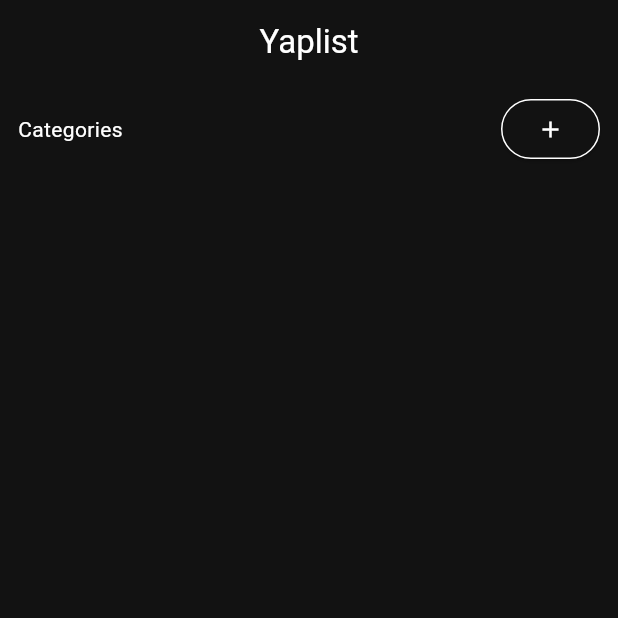
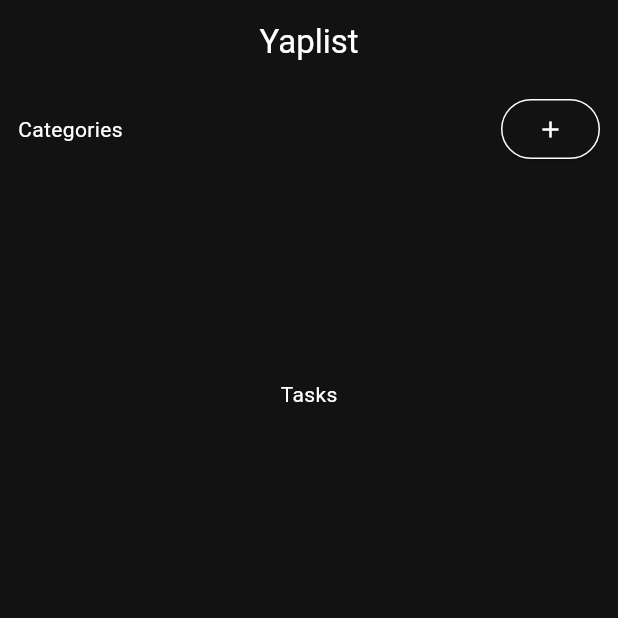
Before and after one commit to ozdemirberkay/yaplist, a Flutter app: the screen it shows after launch, on a phone screen of 412 x 824 dp, the top half of it. Run offline on Flutter 3.47's test engine with Material 2 defaults, Android fonts, the phone set to English and light mode, and no system bars; our stand-ins replace easy_localization, flutter_bloc, flutter_slidable, hydrated_bloc.

Commit message:
home page

```diff
--- a/lib/screens/home/home_page.dart
+++ b/lib/screens/home/home_page.dart
@@ -1,7 +1,7 @@
 import 'package:easy_localization/easy_localization.dart';
 import 'package:flutter/material.dart';
-import 'package:yaplist/screens/home/widget/builder/category_builder.dart';
-import 'package:yaplist/screens/home/widget/builder/task_builder.dart';
+import 'package:yaplist/widgets/builder/category_builder.dart';
+import 'package:yaplist/widgets/builder/task_builder.dart';
 import 'package:yaplist/shareds/constants/routes.dart';
 import 'package:yaplist/widgets/button/master_icon_button.dart';
 import 'package:yaplist/widgets/layout/layout.dart';
@@ -30,9 +30,12 @@ class HomePage extends StatelessWidget {
               ],
             ),
           ),
-          const CategoryBuilder(),
+          SizedBox(
+            height: MediaQuery.of(context).size.height / 6,
+            child: const CategoryBuilder(),
+          ),
           Text(tr("tasks")),
-          const TaskBuilder(),
+          const Expanded(child: TaskBuilder()),
         ],
       ),
     );
--- a/lib/screens/home/tasks.dart
+++ b/lib/screens/home/tasks.dart
@@ -1,6 +1,6 @@
 import 'package:easy_localization/easy_localization.dart';
 import 'package:flutter/material.dart';
-import 'package:yaplist/screens/home/widget/builder/task_builder.dart';
+import 'package:yaplist/widgets/builder/task_builder.dart';
 import 'package:yaplist/widgets/layout/layout.dart';
 
 class Tasks extends StatelessWidget {
--- a/lib/shareds/constants/constants.dart
+++ b/lib/shareds/constants/constants.dart
@@ -1,6 +1,6 @@
 import 'package:flutter/material.dart';
 
 class Constants {
-  static BorderRadiusGeometry borderRadius = BorderRadius.circular(5);
+  static BorderRadiusGeometry borderRadius = BorderRadius.circular(8);
   static bool useMaterial3 = true;
 }
--- a/lib/screens/home/widget/builder/category_builder.dart
+++ b/lib/widgets/builder/category_builder.dart
@@ -12,8 +12,7 @@ class CategoryBuilder extends StatelessWidget {
     return BlocBuilder<CategoryBloc, CategoryState>(
       builder: (context, state) {
         List<Category> categoryList = state.categoryList;
-        return Expanded(
-          child: ListView.builder(
+        return ListView.builder(
           scrollDirection: Axis.horizontal,
           itemCount: categoryList.length,
           itemBuilder: (context, index) {
@@ -24,7 +23,6 @@ class CategoryBuilder extends StatelessWidget {
               ),
             );
           },
-          ),
         );
       },
     );
```
Also changed, not shown: lib/widgets/builder/task_builder.dart (renamed from lib/screens/home/widget/builder/task_builder.dart). Lines whose indentation alone changed are shown as unchanged.
